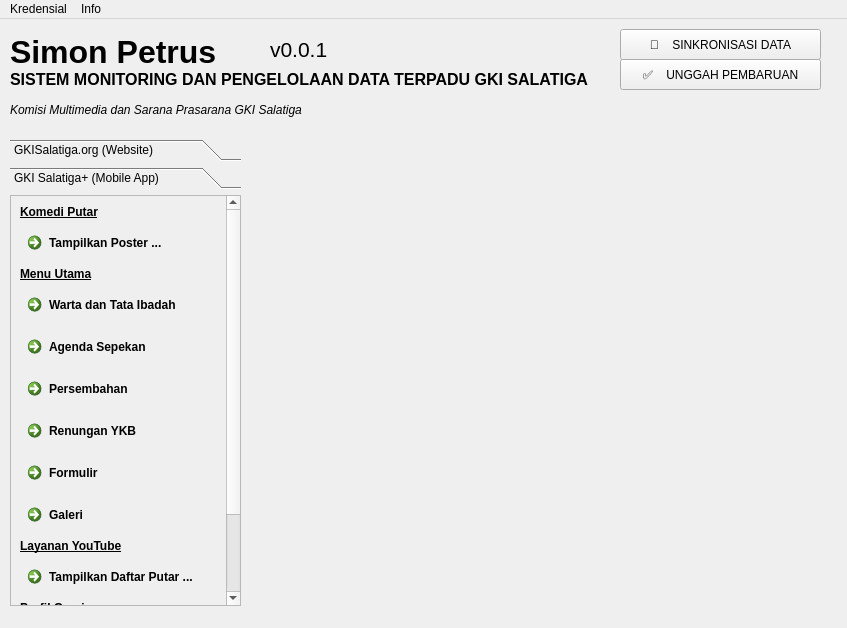
Old version of the form qtdesigner-ui/screen_main.ui in the repository gkisalatiga/simon-petrus.
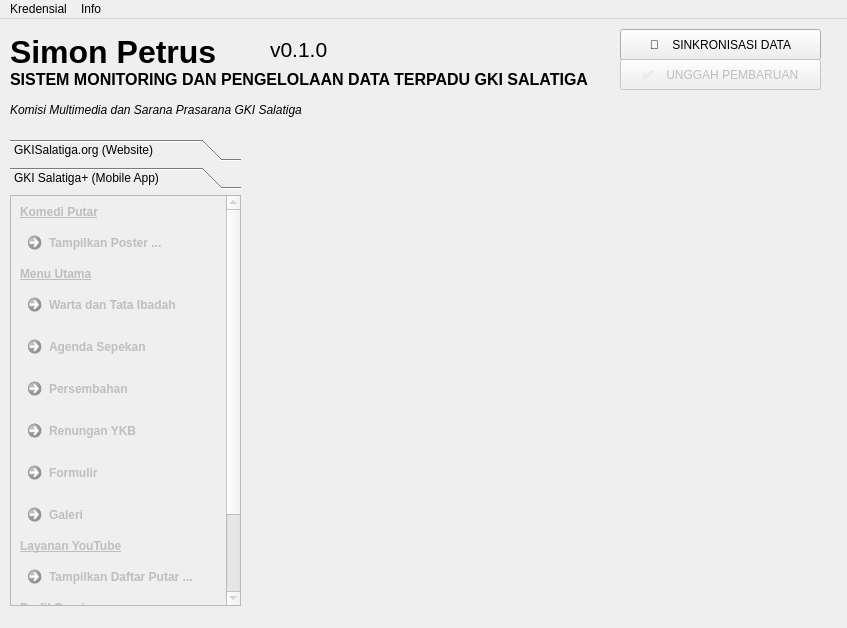
New version of the form. The open tabs and pages were chosen to show the change.

The edit to the form file:
```diff
--- a/qtdesigner-ui/screen_main.ui
+++ b/qtdesigner-ui/screen_main.ui
@@ -105,18 +105,24 @@
      </widget>
     </widget>
     <widget class="QWidget" name="page_2">
+     <property name="enabled">
+      <bool>false</bool>
+     </property>
      <property name="geometry">
       <rect>
        <x>0</x>
        <y>0</y>
-       <width>231</width>
-       <height>411</height>
+       <width>100</width>
+       <height>30</height>
       </rect>
      </property>
      <attribute name="label">
       <string>GKI Salatiga+ (Mobile App)</string>
      </attribute>
      <widget class="QScrollArea" name="scrollArea">
+      <property name="enabled">
+       <bool>false</bool>
+      </property>
       <property name="geometry">
        <rect>
         <x>0</x>
@@ -148,7 +154,7 @@
         <rect>
          <x>0</x>
          <y>0</y>
-         <width>215</width>
+         <width>193</width>
          <height>520</height>
         </rect>
        </property>
@@ -352,7 +358,7 @@
      </font>
     </property>
     <property name="text">
-     <string>v0.0.1</string>
+     <string>v0.1.0</string>
     </property>
     <property name="alignment">
      <set>Qt::AlignLeading|Qt::AlignLeft|Qt::AlignVCenter</set>
@@ -383,6 +389,9 @@
     <layout class="QGridLayout" name="fragment_layout"/>
    </widget>
    <widget class="QPushButton" name="pushButton_2">
+    <property name="enabled">
+     <bool>false</bool>
+    </property>
     <property name="geometry">
      <rect>
       <x>620</x>
```
Left out of the diff: 2 changed lines with no effect on the pictures.
